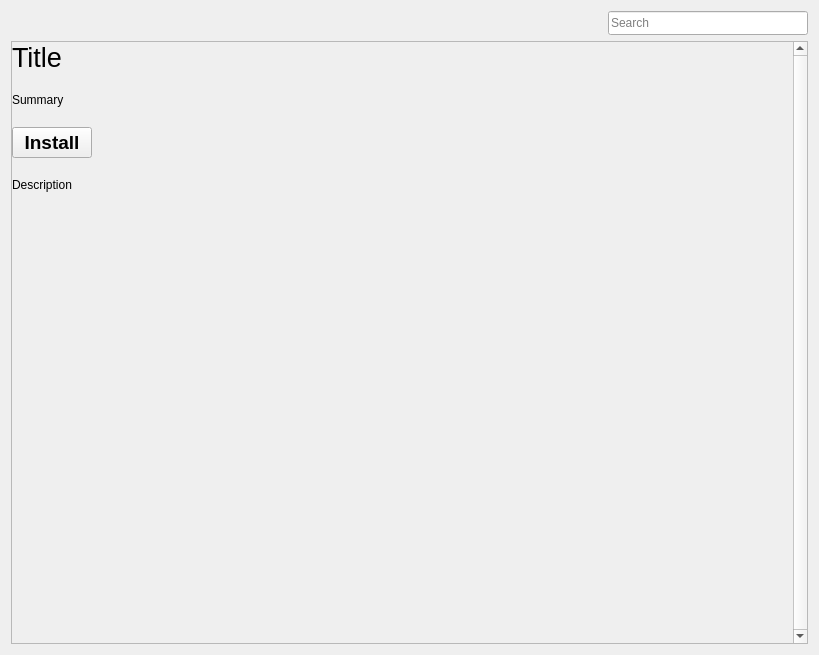
Before: the Qt Designer form BaseClient/Source/PageExtraWidget.ui in WorksAhead/Base, drawn with Qt 5.
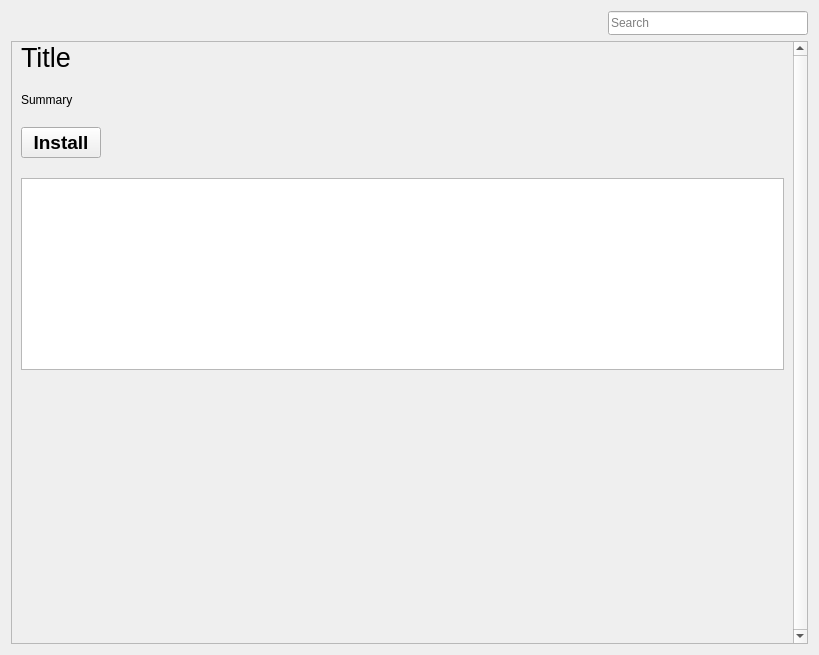
After: the same form once the commit is applied. The open tabs and pages were chosen to show the change. Icons and pictures are not drawn. Custom widgets are drawn as their Qt base class.

Diff of the .ui file:
```diff
--- a/BaseClient/Source/PageExtraWidget.ui
+++ b/BaseClient/Source/PageExtraWidget.ui
@@ -203,13 +203,13 @@
             <number>20</number>
            </property>
            <property name="leftMargin">
-            <number>0</number>
+            <number>9</number>
            </property>
            <property name="topMargin">
             <number>0</number>
            </property>
            <property name="rightMargin">
-            <number>0</number>
+            <number>9</number>
            </property>
            <property name="bottomMargin">
             <number>0</number>
@@ -271,15 +271,9 @@
             </layout>
            </item>
            <item>
-            <widget class="QLabel" name="infoLabel">
-             <property name="text">
-              <string>Description</string>
-             </property>
-             <property name="alignment">
-              <set>Qt::AlignLeading|Qt::AlignLeft|Qt::AlignTop</set>
-             </property>
-             <property name="wordWrap">
-              <bool>true</bool>
+            <widget class="QTextBrowser" name="description">
+             <property name="openLinks">
+              <bool>false</bool>
              </property>
             </widget>
            </item>
```
